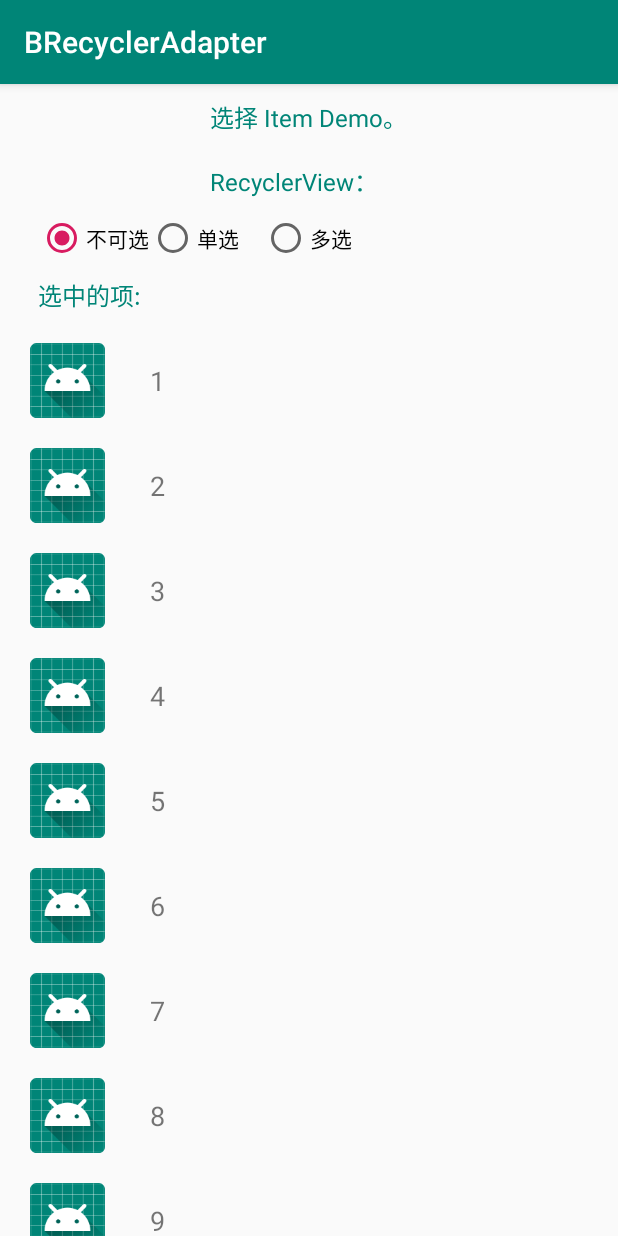
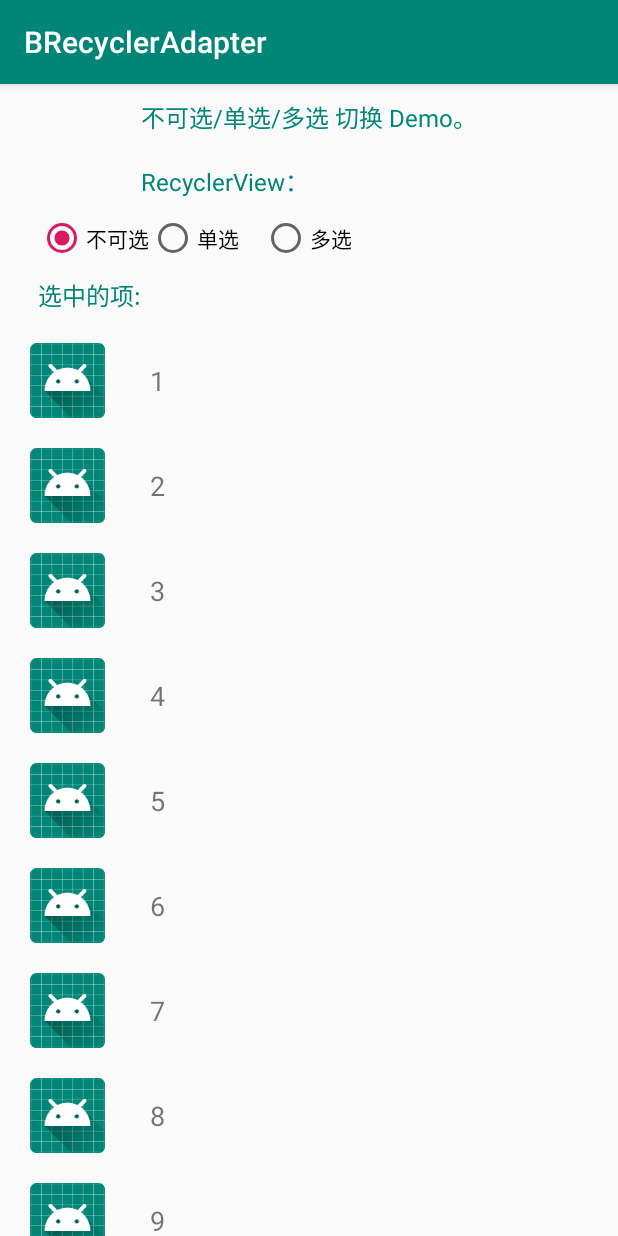
Before and after one commit to cbfg5210/BRecyclerAdapter, an Android app: the fragment MixSelectFragment shown on its own in the app's theme, on a phone screen of 412 x 824 dp. Run offline under Robolectric (Android 15) with nearby library versions, the phone set to English and light mode, and no system bars.

Commit message:
adapter:修改 select demo

```diff
--- a/app/src/main/java/com/adapter/demo/MainActivity.kt
+++ b/app/src/main/java/com/adapter/demo/MainActivity.kt
@@ -5,7 +5,7 @@ import android.view.Menu
 import android.view.MenuItem
 import androidx.appcompat.app.AppCompatActivity
 import com.adapter.demo.payloads.PayloadsFragment
-import com.adapter.demo.select_mix.SelectFragment
+import com.adapter.demo.select_mix.MixSelectFragment
 import com.adapter.demo.simple.SimpleFragment
 
 class MainActivity : AppCompatActivity() {
@@ -31,7 +31,7 @@ class MainActivity : AppCompatActivity() {
         val fragment = when (flag) {
             FLAG_DEMO_SIMPLE -> SimpleFragment()
             FLAG_DEMO_PAYLOADS -> PayloadsFragment()
-            FLAG_DEMO_SELECT -> SelectFragment()
+            FLAG_DEMO_SELECT -> MixSelectFragment()
             else -> return
         }
 
--- a/app/src/main/java/com/adapter/demo/select_mix/SelectFragment.kt
+++ b/app/src/main/java/com/adapter/demo/select_mix/MixSelectFragment.kt
@@ -13,8 +13,9 @@ import kotlinx.android.synthetic.main.fragment_list.view.tvDesc
 import kotlinx.android.synthetic.main.fragment_list_select.*
 import kotlinx.android.synthetic.main.fragment_list_select.view.*
 
-class SelectFragment : Fragment() {
+class MixSelectFragment : Fragment() {
     private lateinit var adapter: BRecyclerAdapter<RankItem>
+    private lateinit var vhFactory: MixSelectVHFactory
 
     override fun onCreateView(
             inflater: LayoutInflater,
@@ -23,18 +24,14 @@ class SelectFragment : Fragment() {
     ): View? {
         val layout = inflater.inflate(R.layout.fragment_list_select, container, false)
 
-        layout.tvDesc.text = "选择 Item Demo。\n\nRecyclerView："
+        layout.tvDesc.text = "不可选/单选/多选 切换 Demo。\n\nRecyclerView："
 
-        val vhFactory = SelectVHFactory()
-
+        vhFactory = MixSelectVHFactory()
         adapter = BRecyclerAdapter<RankItem>(context!!, vhFactory)
                 .bindRecyclerView(layout.rvTest)
                 .setItemPicker(vhFactory)
                 .setItems(getItems())
-                .setItemClickListener { _, _, _ ->
-                    tvSelections.text = "选中的项: "
-                    vhFactory.selectedItems.forEach { tvSelections.append("rank-${it.rank},") }
-                }
+                .setItemClickListener { _, _, _ -> showSelectedItems() }
 
         layout.rgOptions.check(R.id.rbNoSelection)
         layout.rgOptions.setOnCheckedChangeListener { _, checkedId ->
@@ -44,23 +41,48 @@ class SelectFragment : Fragment() {
                     tvSelections.text = ""
                     vhFactory.isRankItemSelectable = false
                     adapter.notifyItemRangeChanged(0, adapter.itemCount, 1)
+
+                    layout.cbToggleSelectAll.visibility = View.GONE
                 }
                 //单选
                 R.id.rbSingleSelection -> {
                     vhFactory.isRankItemSelectable = true
                     vhFactory.isRankItemSingleSelectable = true
                     adapter.notifyItemRangeChanged(0, adapter.itemCount, 1)
+
+                    layout.cbToggleSelectAll.visibility = View.GONE
                 }
                 //多选
                 R.id.rbMultiSelection -> {
                     vhFactory.isRankItemSelectable = true
                     vhFactory.isRankItemSingleSelectable = false
                     adapter.notifyItemRangeChanged(0, adapter.itemCount, 1)
+
+                    layout.cbToggleSelectAll.visibility = View.VISIBLE
                 }
             }
         }
 
+        layout.cbToggleSelectAll.setOnCheckedChangeListener { _, isChecked ->
+            vhFactory.selectedItems.clear()
+
+            if (isChecked) {
+                layout.cbToggleSelectAll.text = "全不选"
+                vhFactory.selectedItems.addAll(adapter.items)
+            } else {
+                layout.cbToggleSelectAll.text = "全选"
+            }
+
+            adapter.notifyDataSetChanged()
+            showSelectedItems()
+        }
+
         return layout
+    }
+
+    private fun showSelectedItems() {
+        tvSelections.text = "选中的项: "
+        vhFactory.selectedItems.forEach { tvSelections.append("rank-${it.rank},") }
     }
 
     private fun getItems(): List<RankItem> {
--- a/app/src/main/java/com/adapter/demo/select_mix/SelectVHFactory.kt
+++ b/app/src/main/java/com/adapter/demo/select_mix/MixSelectVHFactory.kt
@@ -8,7 +8,7 @@ import com.adapter.BViewHolderFactory
 import com.adapter.ItemPicker
 import com.adapter.demo.R
 import com.adapter.demo.RankItem
-import kotlinx.android.synthetic.main.item_select.view.*
+import kotlinx.android.synthetic.main.item_select_mix.view.*
 import kotlinx.android.synthetic.main.item_simple.view.ivIcon
 import kotlinx.android.synthetic.main.item_simple.view.tvRank
 
@@ -21,7 +21,7 @@ import kotlinx.android.synthetic.main.item_simple.view.tvRank
  * 修改时间：2018/7/24 9:45
  * 修改内容：
  */
-class SelectVHFactory : BViewHolderFactory(), ItemPicker<RankItem> {
+class MixSelectVHFactory : BViewHolderFactory(), ItemPicker<RankItem> {
     val selectedItems = ArrayList<RankItem>()
 
     // 是否可选,如果不可选的话清空 selectedItems
@@ -75,7 +75,7 @@ class SelectVHFactory : BViewHolderFactory(), ItemPicker<RankItem> {
     }
 
     private inner class RankItemVH(inflater: LayoutInflater, parent: ViewGroup?) :
-            BViewHolder<RankItem>(inflater, parent, R.layout.item_select) {
+            BViewHolder<RankItem>(inflater, parent, R.layout.item_select_mix) {
 
         private fun updateSelectableState() {
             if (isRankItemSelectable) {
--- a/app/src/main/res/layout/fragment_list_select.xml
+++ b/app/src/main/res/layout/fragment_list_select.xml
@@ -46,6 +46,15 @@
             android:layout_height="wrap_content"
             android:layout_marginLeft="15dp"
             android:text="多选" />
+
+        <CheckBox
+            android:id="@+id/cbToggleSelectAll"
+            android:layout_width="wrap_content"
+            android:layout_height="wrap_content"
+            android:layout_marginLeft="15dp"
+            android:text="全选"
+            android:visibility="gone"
+            tools:visibility="visible" />
     </RadioGroup>
 
     <TextView
--- a/app/src/main/res/menu/menu_main.xml
+++ b/app/src/main/res/menu/menu_main.xml
@@ -10,5 +10,5 @@
         android:title="Payloads" />
     <item
         android:id="@+id/menu_demo_select"
-        android:title="Select" />
+        android:title="Select - mix" />
 </menu>
```
Also changed, not shown: app/src/main/res/layout/item_select_mix.xml (renamed from app/src/main/res/layout/item_select.xml).
